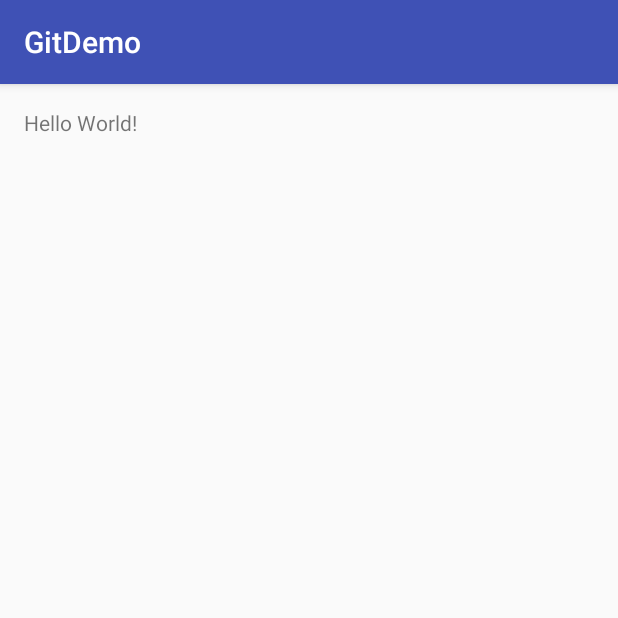
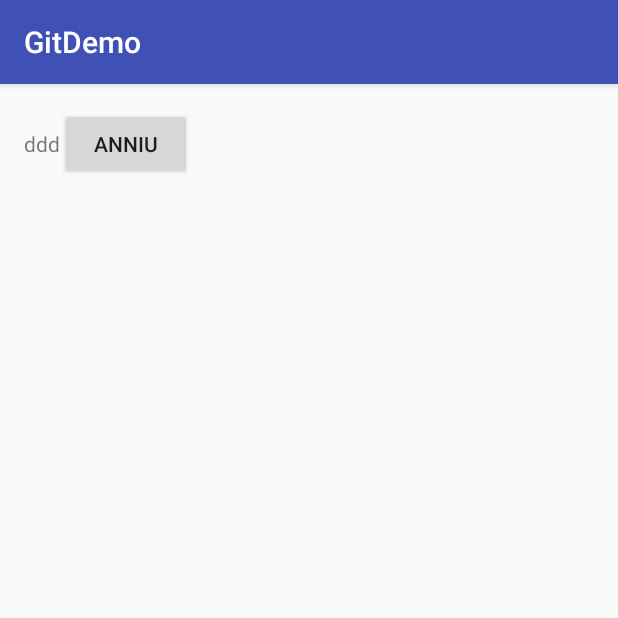
Before and after one commit to fjtkchenhuan/GitDemo, an Android app: the screen it shows after launch (MainActivity), on a phone screen of 412 x 824 dp, the top half of it. Run offline under Robolectric (Android 15) with nearby library versions, the phone set to English and light mode, and no system bars.

Commit message:
第二次提交

```diff
--- a/app/src/main/java/com/example/fjtk/gitdemo/MainActivity.java
+++ b/app/src/main/java/com/example/fjtk/gitdemo/MainActivity.java
@@ -14,5 +14,6 @@ public class MainActivity extends AppCompatActivity{
         setContentView(R.layout.activity_main);
 
         viewById = (TextView) findViewById(R.id.tv);
+        viewById.setText("ddd");
     }
 }
--- a/app/src/main/res/layout/activity_main.xml
+++ b/app/src/main/res/layout/activity_main.xml
@@ -1,5 +1,5 @@
 <?xml version="1.0" encoding="utf-8"?>
-<RelativeLayout xmlns:android="http://schemas.android.com/apk/res/android"
+<LinearLayout xmlns:android="http://schemas.android.com/apk/res/android"
     xmlns:tools="http://schemas.android.com/tools"
     android:layout_width="match_parent"
     android:layout_height="match_parent"
@@ -14,4 +14,9 @@
         android:layout_width="wrap_content"
         android:layout_height="wrap_content"
         android:text="Hello World!" />
-</RelativeLayout>
+
+    <Button
+        android:layout_width="wrap_content"
+        android:layout_height="wrap_content"
+        android:text="anniu"/>
+</LinearLayout>
```
